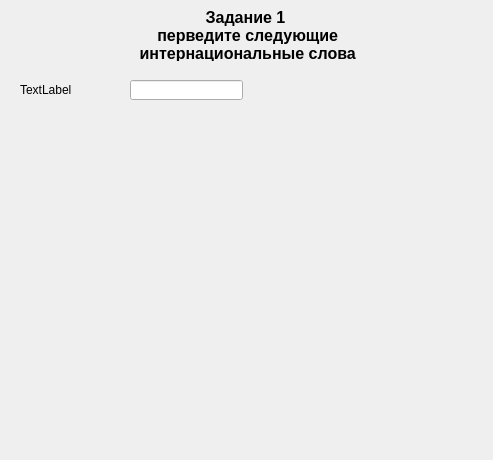
Scykorr/dmitr_client_serv_test, file client/UI/zadanie1_part1.ui: the form before one commit.
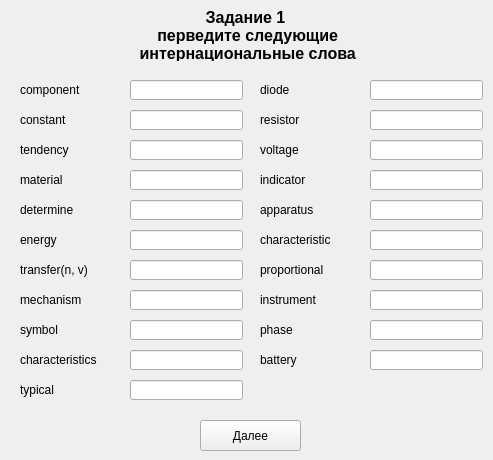
The form after the commit.

Diff of the .ui file:
```diff
--- a/client/UI/zadanie1_part1.ui
+++ b/client/UI/zadanie1_part1.ui
@@ -55,7 +55,7 @@
     </rect>
    </property>
    <property name="text">
-    <string>TextLabel</string>
+    <string>component</string>
    </property>
   </widget>
   <widget class="QLineEdit" name="lineEdit_word_1">
@@ -68,6 +68,479 @@
     </rect>
    </property>
   </widget>
+  <widget class="QLabel" name="label_word_2">
+   <property name="geometry">
+    <rect>
+     <x>20</x>
+     <y>110</y>
+     <width>101</width>
+     <height>20</height>
+    </rect>
+   </property>
+   <property name="text">
+    <string>constant</string>
+   </property>
+  </widget>
+  <widget class="QLineEdit" name="lineEdit_word_2">
+   <property name="geometry">
+    <rect>
+     <x>130</x>
+     <y>110</y>
+     <width>113</width>
+     <height>20</height>
+    </rect>
+   </property>
+  </widget>
+  <widget class="QLabel" name="label_word_3">
+   <property name="geometry">
+    <rect>
+     <x>20</x>
+     <y>140</y>
+     <width>101</width>
+     <height>20</height>
+    </rect>
+   </property>
+   <property name="text">
+    <string>tendency</string>
+   </property>
+  </widget>
+  <widget class="QLineEdit" name="lineEdit_word_3">
+   <property name="geometry">
+    <rect>
+     <x>130</x>
+     <y>140</y>
+     <width>113</width>
+     <height>20</height>
+    </rect>
+   </property>
+  </widget>
+  <widget class="QLabel" name="label_word_4">
+   <property name="geometry">
+    <rect>
+     <x>20</x>
+     <y>170</y>
+     <width>101</width>
+     <height>20</height>
+    </rect>
+   </property>
+   <property name="text">
+    <string>material</string>
+   </property>
+  </widget>
+  <widget class="QLineEdit" name="lineEdit_word_4">
+   <property name="geometry">
+    <rect>
+     <x>130</x>
+     <y>170</y>
+     <width>113</width>
+     <height>20</height>
+    </rect>
+   </property>
+  </widget>
+  <widget class="QLabel" name="label_word_5">
+   <property name="geometry">
+    <rect>
+     <x>20</x>
+     <y>200</y>
+     <width>101</width>
+     <height>20</height>
+    </rect>
+   </property>
+   <property name="text">
+    <string>determine</string>
+   </property>
+  </widget>
+  <widget class="QLineEdit" name="lineEdit_word_5">
+   <property name="geometry">
+    <rect>
+     <x>130</x>
+     <y>200</y>
+     <width>113</width>
+     <height>20</height>
+    </rect>
+   </property>
+  </widget>
+  <widget class="QLabel" name="label_word_6">
+   <property name="geometry">
+    <rect>
+     <x>20</x>
+     <y>230</y>
+     <width>101</width>
+     <height>20</height>
+    </rect>
+   </property>
+   <property name="text">
+    <string>energy</string>
+   </property>
+  </widget>
+  <widget class="QLineEdit" name="lineEdit_word_6">
+   <property name="geometry">
+    <rect>
+     <x>130</x>
+     <y>230</y>
+     <width>113</width>
+     <height>20</height>
+    </rect>
+   </property>
+  </widget>
+  <widget class="QLabel" name="label_word_7">
+   <property name="geometry">
+    <rect>
+     <x>20</x>
+     <y>260</y>
+     <width>101</width>
+     <height>20</height>
+    </rect>
+   </property>
+   <property name="text">
+    <string>transfer(n, v)</string>
+   </property>
+  </widget>
+  <widget class="QLineEdit" name="lineEdit_word_7">
+   <property name="geometry">
+    <rect>
+     <x>130</x>
+     <y>260</y>
+     <width>113</width>
+     <height>20</height>
+    </rect>
+   </property>
+  </widget>
+  <widget class="QLabel" name="label_word_8">
+   <property name="geometry">
+    <rect>
+     <x>20</x>
+     <y>290</y>
+     <width>101</width>
+     <height>20</height>
+    </rect>
+   </property>
+   <property name="text">
+    <string>mechanism</string>
+   </property>
+  </widget>
+  <widget class="QLineEdit" name="lineEdit_word_8">
+   <property name="geometry">
+    <rect>
+     <x>130</x>
+     <y>290</y>
+     <width>113</width>
+     <height>20</height>
+    </rect>
+   </property>
+  </widget>
+  <widget class="QLabel" name="label_word_9">
+   <property name="geometry">
+    <rect>
+     <x>20</x>
+     <y>320</y>
+     <width>101</width>
+     <height>20</height>
+    </rect>
+   </property>
+   <property name="text">
+    <string>symbol</string>
+   </property>
+  </widget>
+  <widget class="QLineEdit" name="lineEdit_word_9">
+   <property name="geometry">
+    <rect>
+     <x>130</x>
+     <y>320</y>
+     <width>113</width>
+     <height>20</height>
+    </rect>
+   </property>
+  </widget>
+  <widget class="QLabel" name="label_word_10">
+   <property name="geometry">
+    <rect>
+     <x>20</x>
+     <y>350</y>
+     <width>101</width>
+     <height>20</height>
+    </rect>
+   </property>
+   <property name="text">
+    <string>characteristics</string>
+   </property>
+  </widget>
+  <widget class="QLineEdit" name="lineEdit_word_10">
+   <property name="geometry">
+    <rect>
+     <x>130</x>
+     <y>350</y>
+     <width>113</width>
+     <height>20</height>
+    </rect>
+   </property>
+  </widget>
+  <widget class="QLabel" name="label_word_11">
+   <property name="geometry">
+    <rect>
+     <x>20</x>
+     <y>380</y>
+     <width>101</width>
+     <height>20</height>
+    </rect>
+   </property>
+   <property name="text">
+    <string>typical</string>
+   </property>
+  </widget>
+  <widget class="QLineEdit" name="lineEdit_word_11">
+   <property name="geometry">
+    <rect>
+     <x>130</x>
+     <y>380</y>
+     <width>113</width>
+     <height>20</height>
+    </rect>
+   </property>
+  </widget>
+  <widget class="QLabel" name="label_word_12">
+   <property name="geometry">
+    <rect>
+     <x>260</x>
+     <y>80</y>
+     <width>101</width>
+     <height>20</height>
+    </rect>
+   </property>
+   <property name="text">
+    <string>diode</string>
+   </property>
+  </widget>
+  <widget class="QLineEdit" name="lineEdit_word_12">
+   <property name="geometry">
+    <rect>
+     <x>370</x>
+     <y>80</y>
+     <width>113</width>
+     <height>20</height>
+    </rect>
+   </property>
+  </widget>
+  <widget class="QLabel" name="label_word_13">
+   <property name="geometry">
+    <rect>
+     <x>260</x>
+     <y>110</y>
+     <width>101</width>
+     <height>20</height>
+    </rect>
+   </property>
+   <property name="text">
+    <string>resistor</string>
+   </property>
+  </widget>
+  <widget class="QLineEdit" name="lineEdit_word_13">
+   <property name="geometry">
+    <rect>
+     <x>370</x>
+     <y>110</y>
+     <width>113</width>
+     <height>20</height>
+    </rect>
+   </property>
+  </widget>
+  <widget class="QLabel" name="label_word_14">
+   <property name="geometry">
+    <rect>
+     <x>260</x>
+     <y>140</y>
+     <width>101</width>
+     <height>20</height>
+    </rect>
+   </property>
+   <property name="text">
+    <string>voltage</string>
+   </property>
+  </widget>
+  <widget class="QLineEdit" name="lineEdit_word_14">
+   <property name="geometry">
+    <rect>
+     <x>370</x>
+     <y>140</y>
+     <width>113</width>
+     <height>20</height>
+    </rect>
+   </property>
+  </widget>
+  <widget class="QLabel" name="label_word_15">
+   <property name="geometry">
+    <rect>
+     <x>260</x>
+     <y>170</y>
+     <width>101</width>
+     <height>20</height>
+    </rect>
+   </property>
+   <property name="text">
+    <string>indicator</string>
+   </property>
+  </widget>
+  <widget class="QLineEdit" name="lineEdit_word_15">
+   <property name="geometry">
+    <rect>
+     <x>370</x>
+     <y>170</y>
+     <width>113</width>
+     <height>20</height>
+    </rect>
+   </property>
+  </widget>
+  <widget class="QLabel" name="label_word_16">
+   <property name="geometry">
+    <rect>
+     <x>260</x>
+     <y>200</y>
+     <width>101</width>
+     <height>20</height>
+    </rect>
+   </property>
+   <property name="text">
+    <string>apparatus</string>
+   </property>
+  </widget>
+  <widget class="QLineEdit" name="lineEdit_word_16">
+   <property name="geometry">
+    <rect>
+     <x>370</x>
+     <y>200</y>
+     <width>113</width>
+     <height>20</height>
+    </rect>
+   </property>
+  </widget>
+  <widget class="QLabel" name="label_word_17">
+   <property name="geometry">
+    <rect>
+     <x>260</x>
+     <y>230</y>
+     <width>101</width>
+     <height>20</height>
+    </rect>
+   </property>
+   <property name="text">
+    <string>characteristic</string>
+   </property>
+  </widget>
+  <widget class="QLineEdit" name="lineEdit_word_17">
+   <property name="geometry">
+    <rect>
+     <x>370</x>
+     <y>230</y>
+     <width>113</width>
+     <height>20</height>
+    </rect>
+   </property>
+  </widget>
+  <widget class="QLabel" name="label_word_18">
+   <property name="geometry">
+    <rect>
+     <x>260</x>
+     <y>260</y>
+     <width>101</width>
+     <height>20</height>
+    </rect>
+   </property>
+   <property name="text">
+    <string>proportional</string>
+   </property>
+  </widget>
+  <widget class="QLineEdit" name="lineEdit_word_18">
+   <property name="geometry">
+    <rect>
+     <x>370</x>
+     <y>260</y>
+     <width>113</width>
+     <height>20</height>
+    </rect>
+   </property>
+  </widget>
+  <widget class="QLabel" name="label_word_19">
+   <property name="geometry">
+    <rect>
+     <x>260</x>
+     <y>290</y>
+     <width>101</width>
+     <height>20</height>
+    </rect>
+   </property>
+   <property name="text">
+    <string>instrument</string>
+   </property>
+  </widget>
+  <widget class="QLineEdit" name="lineEdit_word_19">
+   <property name="geometry">
+    <rect>
+     <x>370</x>
+     <y>290</y>
+     <width>113</width>
+     <height>20</height>
+    </rect>
+   </property>
+  </widget>
+  <widget class="QLabel" name="label_word_20">
+   <property name="geometry">
+    <rect>
+     <x>260</x>
+     <y>320</y>
+     <width>101</width>
+     <height>20</height>
+    </rect>
+   </property>
+   <property name="text">
+    <string>phase</string>
+   </property>
+  </widget>
+  <widget class="QLineEdit" name="lineEdit_word_20">
+   <property name="geometry">
+    <rect>
+     <x>370</x>
+     <y>320</y>
+     <width>113</width>
+     <height>20</height>
+    </rect>
+   </property>
+  </widget>
+  <widget class="QLabel" name="label_word_21">
+   <property name="geometry">
+    <rect>
+     <x>260</x>
+     <y>350</y>
+     <width>101</width>
+     <height>20</height>
+    </rect>
+   </property>
+   <property name="text">
+    <string>battery</string>
+   </property>
+  </widget>
+  <widget class="QLineEdit" name="lineEdit_word_21">
+   <property name="geometry">
+    <rect>
+     <x>370</x>
+     <y>350</y>
+     <width>113</width>
+     <height>20</height>
+    </rect>
+   </property>
+  </widget>
+  <widget class="QPushButton" name="pushButton_answer">
+   <property name="geometry">
+    <rect>
+     <x>200</x>
+     <y>420</y>
+     <width>101</width>
+     <height>31</height>
+    </rect>
+   </property>
+   <property name="text">
+    <string>Далее</string>
+   </property>
+  </widget>
  </widget>
  <resources/>
  <connections/>
```
